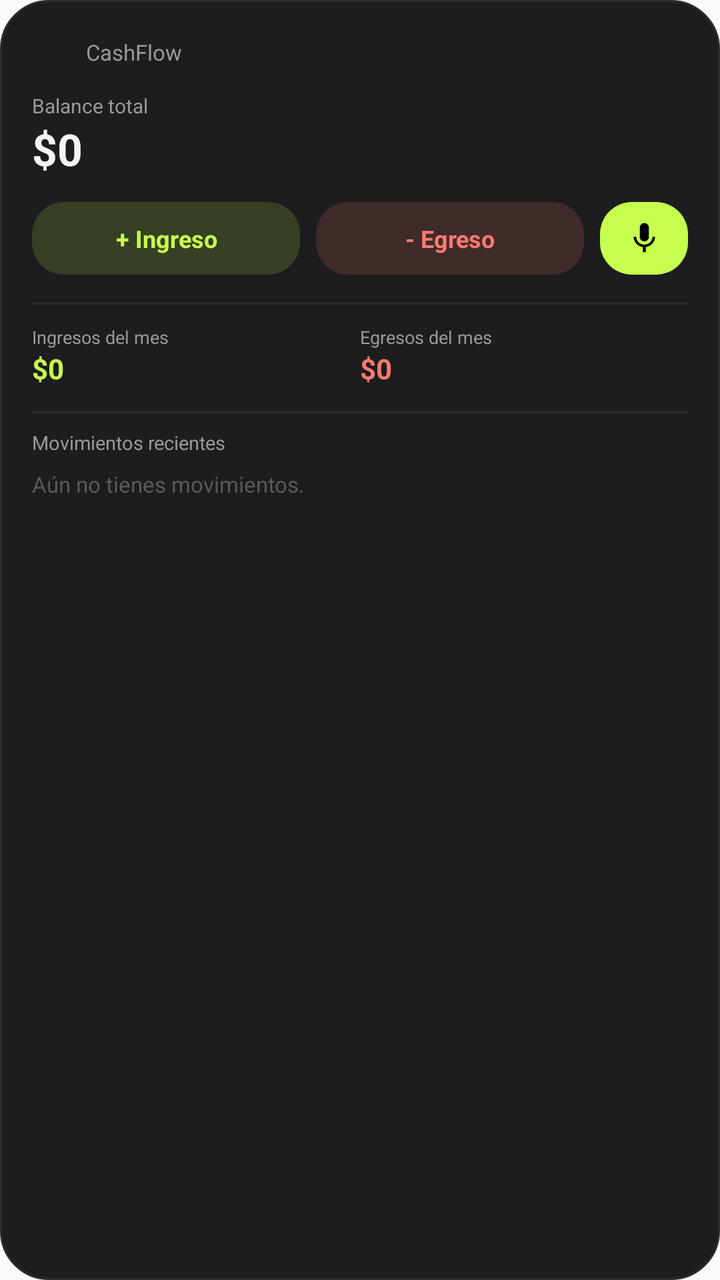
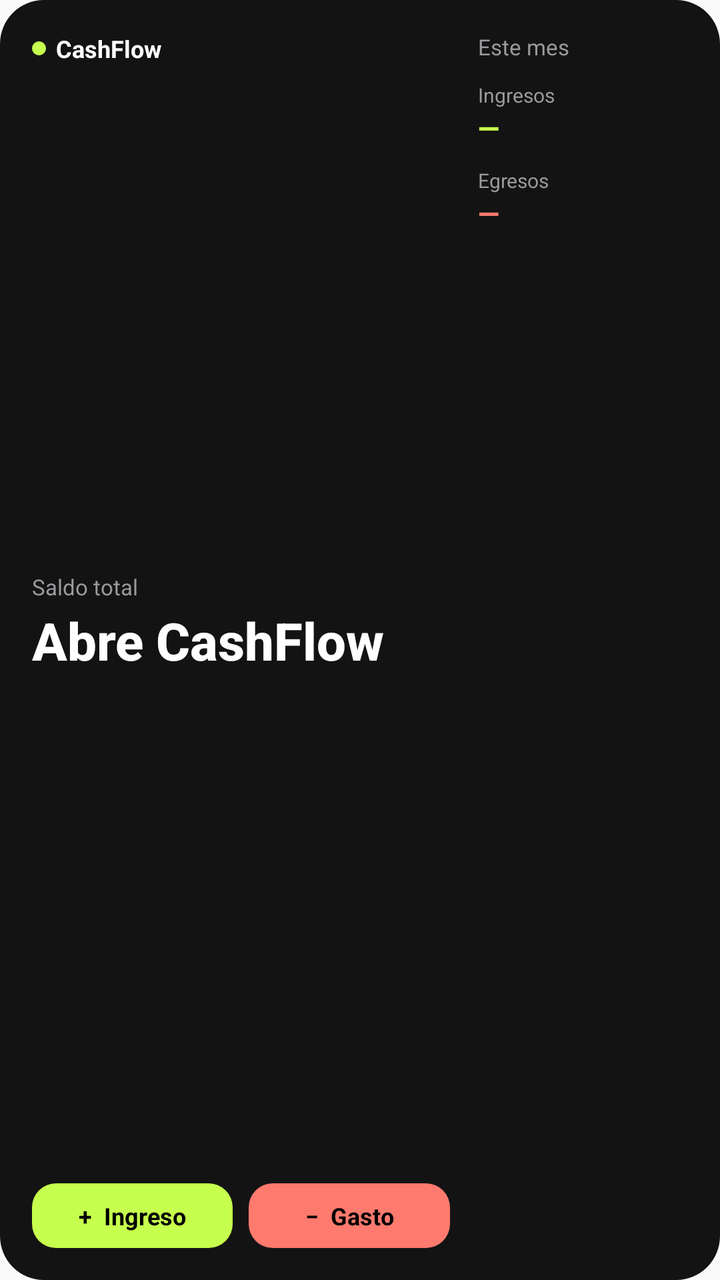

Screens rendered from an Android XML layout before and after an edit, with the pre-edit source and the edit as a unified diff.
<!-- AndroidManifest.xml: application theme AppTheme -->
<!-- res/layout/widget_cashflow_large.xml -->
<?xml version="1.0" encoding="utf-8"?>
<LinearLayout xmlns:android="http://schemas.android.com/apk/res/android"
    android:layout_width="match_parent"
    android:layout_height="match_parent"
    android:orientation="vertical"
    android:background="@drawable/widget_background"
    android:padding="16dp">

    
    <LinearLayout
        android:layout_width="match_parent"
        android:layout_height="wrap_content"
        android:orientation="horizontal"
        android:gravity="center_vertical">

        <ImageView
            android:layout_width="20dp"
            android:layout_height="20dp"
            android:src="@mipmap/ic_launcher"
            android:scaleType="fitCenter" />

        <TextView
            android:layout_width="wrap_content"
            android:layout_height="wrap_content"
            android:layout_marginStart="7dp"
            android:text="CashFlow"
            android:textColor="#9A9A9E"
            android:textSize="11sp" />
    </LinearLayout>

    
    <TextView
        android:layout_width="match_parent"
        android:layout_height="wrap_content"
        android:layout_marginTop="10dp"
        android:text="Balance total"
        android:textColor="#9A9A9E"
        android:textSize="10sp" />

    <TextView
        android:id="@+id/widget_balance"
        android:layout_width="match_parent"
        android:layout_height="wrap_content"
        android:text="$0"
        android:textColor="#F5F5F3"
        android:textSize="22sp"
        android:textStyle="bold" />

    
    <LinearLayout
        android:layout_width="match_parent"
        android:layout_height="wrap_content"
        android:layout_marginTop="12dp"
        android:orientation="horizontal">

        <TextView
            android:id="@+id/widget_btn_ingreso"
            android:layout_width="0dp"
            android:layout_height="wrap_content"
            android:layout_weight="1"
            android:layout_marginEnd="4dp"
            android:background="@drawable/widget_btn_ingreso"
            android:gravity="center"
            android:padding="10dp"
            android:text="+ Ingreso"
            android:textColor="#C6FF4D"
            android:textSize="12sp"
            android:textStyle="bold" />

        <TextView
            android:id="@+id/widget_btn_egreso"
            android:layout_width="0dp"
            android:layout_height="wrap_content"
            android:layout_weight="1"
            android:layout_marginStart="4dp"
            android:background="@drawable/widget_btn_egreso"
            android:gravity="center"
            android:padding="10dp"
            android:text="- Egreso"
            android:textColor="#FF7A6E"
            android:textSize="12sp"
            android:textStyle="bold" />

        
        <ImageView
            android:id="@+id/widget_btn_voz"
            android:layout_width="44dp"
            android:layout_height="match_parent"
            android:layout_marginStart="8dp"
            android:background="@drawable/widget_btn_voz"
            android:contentDescription="Anotar con voz"
            android:padding="9dp"
            android:src="@drawable/ic_mic" />
    </LinearLayout>

    
    <TextView
        android:layout_width="match_parent"
        android:layout_height="1dp"
        android:layout_marginTop="14dp"
        android:layout_marginBottom="10dp"
        android:background="#2C2C2F" />

    
    <LinearLayout
        android:layout_width="match_parent"
        android:layout_height="wrap_content"
        android:orientation="horizontal">

        <LinearLayout
            android:layout_width="0dp"
            android:layout_height="wrap_content"
            android:layout_weight="1"
            android:orientation="vertical">

            <TextView
                android:layout_width="wrap_content"
                android:layout_height="wrap_content"
                android:text="Ingresos del mes"
                android:textColor="#9A9A9E"
                android:textSize="9sp" />

            <TextView
                android:id="@+id/widget_ingresos_mes"
                android:layout_width="wrap_content"
                android:layout_height="wrap_content"
                android:text="$0"
                android:textColor="#C6FF4D"
                android:textSize="14sp"
                android:textStyle="bold" />
        </LinearLayout>

        <LinearLayout
            android:layout_width="0dp"
            android:layout_height="wrap_content"
            android:layout_weight="1"
            android:orientation="vertical">

            <TextView
                android:layout_width="wrap_content"
                android:layout_height="wrap_content"
                android:text="Egresos del mes"
                android:textColor="#9A9A9E"
                android:textSize="9sp" />

            <TextView
                android:id="@+id/widget_egresos_mes"
                android:layout_width="wrap_content"
                android:layout_height="wrap_content"
                android:text="$0"
                android:textColor="#FF7A6E"
                android:textSize="14sp"
                android:textStyle="bold" />
        </LinearLayout>
    </LinearLayout>

    
    <TextView
        android:layout_width="match_parent"
        android:layout_height="1dp"
        android:layout_marginTop="12dp"
        android:layout_marginBottom="8dp"
        android:background="#2C2C2F" />

    <TextView
        android:layout_width="match_parent"
        android:layout_height="wrap_content"
        android:layout_marginBottom="4dp"
        android:text="Movimientos recientes"
        android:textColor="#9A9A9E"
        android:textSize="9.5sp" />

    
    <TextView
        android:id="@+id/widget_reciente_1"
        android:layout_width="match_parent"
        android:layout_height="wrap_content"
        android:layout_marginTop="3dp"
        android:textColor="#D8D8D6"
        android:textSize="11.5sp"
        android:singleLine="true"
        android:ellipsize="end"
        android:visibility="gone" />

    <TextView
        android:id="@+id/widget_reciente_2"
        android:layout_width="match_parent"
        android:layout_height="wrap_content"
        android:layout_marginTop="3dp"
        android:textColor="#D8D8D6"
        android:textSize="11.5sp"
        android:singleLine="true"
        android:ellipsize="end"
        android:visibility="gone" />

    <TextView
        android:id="@+id/widget_reciente_3"
        android:layout_width="match_parent"
        android:layout_height="wrap_content"
        android:layout_marginTop="3dp"
        android:textColor="#D8D8D6"
        android:textSize="11.5sp"
        android:singleLine="true"
        android:ellipsize="end"
        android:visibility="gone" />

    <TextView
        android:id="@+id/widget_reciente_4"
        android:layout_width="match_parent"
        android:layout_height="wrap_content"
        android:layout_marginTop="3dp"
        android:textColor="#D8D8D6"
        android:textSize="11.5sp"
        android:singleLine="true"
        android:ellipsize="end"
        android:visibility="gone" />

    <TextView
        android:id="@+id/widget_reciente_vacio"
        android:layout_width="match_parent"
        android:layout_height="wrap_content"
        android:layout_marginTop="3dp"
        android:text="Aún no tienes movimientos."
        android:textColor="#5A5A5E"
        android:textSize="11sp" />
</LinearLayout>
<!-- resources referenced by this layout -->
<resources>
  <!-- drawable ic_mic (drawable) -->
  <?xml version="1.0" encoding="utf-8"?>
  <vector xmlns:android="http://schemas.android.com/apk/res/android"
      android:width="24dp"
      android:height="24dp"
      android:viewportWidth="24"
      android:viewportHeight="24">
      <path
          android:fillColor="#000000"
          android:pathData="M12,14c1.66,0 2.99,-1.34 2.99,-3L15,5c0,-1.66 -1.34,-3 -3,-3S9,3.34 9,5v6c0,1.66 1.34,3 3,3zM17.3,11c0,3 -2.54,5.1 -5.3,5.1S6.7,14 6.7,11L5,11c0,3.41 2.72,6.23 6,6.72L11,21h2v-3.28c3.28,-0.48 6,-3.3 6,-6.72h-1.7z" />
  </vector>
  <!-- drawable widget_background (drawable) -->
  <?xml version="1.0" encoding="utf-8"?>
  <shape xmlns:android="http://schemas.android.com/apk/res/android" android:shape="rectangle">
      <solid android:color="#1D1D1F" />
      <corners android:radius="24dp" />
      <stroke android:width="1dp" android:color="#2C2C2F" />
  </shape>
  <!-- drawable widget_btn_egreso (drawable) -->
  <?xml version="1.0" encoding="utf-8"?>
  <shape xmlns:android="http://schemas.android.com/apk/res/android" android:shape="rectangle">
      <solid android:color="#26FF7A6E" />
      <corners android:radius="16dp" />
  </shape>
  <!-- drawable widget_btn_ingreso (drawable) -->
  <?xml version="1.0" encoding="utf-8"?>
  <shape xmlns:android="http://schemas.android.com/apk/res/android" android:shape="rectangle">
      <solid android:color="#26C6FF4D" />
      <corners android:radius="16dp" />
  </shape>
  <!-- drawable widget_btn_voz (drawable) -->
  <?xml version="1.0" encoding="utf-8"?>
  <shape xmlns:android="http://schemas.android.com/apk/res/android" android:shape="rectangle">
      <solid android:color="#C6FF4D" />
      <corners android:radius="16dp" />
  </shape>
  <!-- mipmap ic_launcher (mipmap-anydpi-v26) -->
  <?xml version="1.0" encoding="utf-8"?>
  <adaptive-icon xmlns:android="http://schemas.android.com/apk/res/android">
      <background>
          <inset android:drawable="@mipmap/ic_launcher_background" android:inset="16.7%" />
      </background>
      <foreground>
          <inset android:drawable="@mipmap/ic_launcher_foreground" android:inset="16.7%" />
      </foreground>
  </adaptive-icon>
  <style name="AppTheme" parent="Theme.AppCompat.Light.DarkActionBar">
          
          <item name="colorPrimary">@color/colorPrimary</item>
          <item name="colorPrimaryDark">@color/colorPrimaryDark</item>
          <item name="colorAccent">@color/colorAccent</item>
      </style>
</resources>

<!-- the commit's change to res/layout/widget_cashflow_large.xml (unified diff, before → after) -->
@@ -1,226 +1,157 @@
 <?xml version="1.0" encoding="utf-8"?>
 <LinearLayout xmlns:android="http://schemas.android.com/apk/res/android"
+    android:id="@+id/widget_root"
     android:layout_width="match_parent"
     android:layout_height="match_parent"
-    android:orientation="vertical"
+    android:orientation="horizontal"
     android:background="@drawable/widget_background"
     android:padding="16dp">
 
     
     <LinearLayout
-        android:layout_width="match_parent"
-        android:layout_height="wrap_content"
-        android:orientation="horizontal"
-        android:gravity="center_vertical">
+        android:layout_width="0dp"
+        android:layout_height="match_parent"
+        android:layout_weight="1"
+        android:orientation="vertical">
 
-        <ImageView
-            android:layout_width="20dp"
-            android:layout_height="20dp"
-            android:src="@mipmap/ic_launcher"
-            android:scaleType="fitCenter" />
-
-        <TextView
+        <LinearLayout
             android:layout_width="wrap_content"
             android:layout_height="wrap_content"
-            android:layout_marginStart="7dp"
-            android:text="CashFlow"
-            android:textColor="#9A9A9E"
-            android:textSize="11sp" />
-    </LinearLayout>
+            android:orientation="horizontal"
+            android:gravity="center_vertical">
 
-    
-    <TextView
-        android:layout_width="match_parent"
-        android:layout_height="wrap_content"
-        android:layout_marginTop="10dp"
-        android:text="Balance total"
-        android:textColor="#9A9A9E"
-        android:textSize="10sp" />
-
-    <TextView
-        android:id="@+id/widget_balance"
-        android:layout_width="match_parent"
-        android:layout_height="wrap_content"
-        android:text="$0"
-        android:textColor="#F5F5F3"
-        android:textSize="22sp"
-        android:textStyle="bold" />
-
-    
-    <LinearLayout
-        android:layout_width="match_parent"
-        android:layout_height="wrap_content"
-        android:layout_marginTop="12dp"
-        android:orientation="horizontal">
-
-        <TextView
-            android:id="@+id/widget_btn_ingreso"
-            android:layout_width="0dp"
-            android:layout_height="wrap_content"
-            android:layout_weight="1"
-            android:layout_marginEnd="4dp"
-            android:background="@drawable/widget_btn_ingreso"
-            android:gravity="center"
-            android:padding="10dp"
-            android:text="+ Ingreso"
-            android:textColor="#C6FF4D"
-            android:textSize="12sp"
-            android:textStyle="bold" />
-
-        <TextView
-            android:id="@+id/widget_btn_egreso"
-            android:layout_width="0dp"
-            android:layout_height="wrap_content"
-            android:layout_weight="1"
-            android:layout_marginStart="4dp"
-            android:background="@drawable/widget_btn_egreso"
-            android:gravity="center"
-            android:padding="10dp"
-            android:text="- Egreso"
-            android:textColor="#FF7A6E"
-            android:textSize="12sp"
-            android:textStyle="bold" />
-
-        
-        <ImageView
-            android:id="@+id/widget_btn_voz"
-            android:layout_width="44dp"
-            android:layout_height="match_parent"
-            android:layout_marginStart="8dp"
-            android:background="@drawable/widget_btn_voz"
-            android:contentDescription="Anotar con voz"
-            android:padding="9dp"
-            android:src="@drawable/ic_mic" />
-    </LinearLayout>
-
-    
-    <TextView
-        android:layout_width="match_parent"
-        android:layout_height="1dp"
-        android:layout_marginTop="14dp"
-        android:layout_marginBottom="10dp"
-        android:background="#2C2C2F" />
-
-    
-    <LinearLayout
-        android:layout_width="match_parent"
-        android:layout_height="wrap_content"
-        android:orientation="horizontal">
-
-        <LinearLayout
-            android:layout_width="0dp"
-            android:layout_height="wrap_content"
-            android:layout_weight="1"
-            android:orientation="vertical">
+            <ImageView
+                android:layout_width="7dp"
+                android:layout_height="7dp"
+                android:src="@drawable/widget_punto_lima" />
 
             <TextView
                 android:layout_width="wrap_content"
                 android:layout_height="wrap_content"
-                android:text="Ingresos del mes"
-                android:textColor="#9A9A9E"
-                android:textSize="9sp" />
-
-            <TextView
-                android:id="@+id/widget_ingresos_mes"
-                android:layout_width="wrap_content"
-                android:layout_height="wrap_content"
-                android:text="$0"
-                android:textColor="#C6FF4D"
-                android:textSize="14sp"
+                android:layout_marginStart="5dp"
+                android:text="CashFlow"
+                android:textColor="#FFFFFF"
+                android:textSize="12sp"
                 android:textStyle="bold" />
         </LinearLayout>
 
         <LinearLayout
-            android:layout_width="0dp"
-            android:layout_height="wrap_content"
+            android:layout_width="match_parent"
+            android:layout_height="0dp"
             android:layout_weight="1"
-            android:orientation="vertical">
+            android:orientation="vertical"
+            android:gravity="center_vertical">
 
             <TextView
                 android:layout_width="wrap_content"
                 android:layout_height="wrap_content"
-                android:text="Egresos del mes"
+                android:text="Saldo total"
                 android:textColor="#9A9A9E"
-                android:textSize="9sp" />
+                android:textSize="11sp" />
 
             <TextView
-                android:id="@+id/widget_egresos_mes"
-                android:layout_width="wrap_content"
+                android:id="@+id/widget_balance"
+                android:layout_width="match_parent"
                 android:layout_height="wrap_content"
-                android:text="$0"
-                android:textColor="#FF7A6E"
-                android:textSize="14sp"
+                android:layout_marginTop="2dp"
+                android:text="Abre CashFlow"
+                android:textColor="#FFFFFF"
+                android:textSize="26sp"
+                android:fontFamily="sans-serif-medium"
+                android:textStyle="bold"
+                android:singleLine="true"
+                android:ellipsize="end" />
+        </LinearLayout>
+
+        <LinearLayout
+            android:layout_width="match_parent"
+            android:layout_height="wrap_content"
+            android:orientation="horizontal">
+
+            <TextView
+                android:id="@+id/widget_btn_ingreso"
+                android:layout_width="0dp"
+                android:layout_height="wrap_content"
+                android:layout_weight="1"
+                android:layout_marginEnd="4dp"
+                android:background="@drawable/widget_btn_ingreso"
+                android:gravity="center"
+                android:paddingTop="8dp"
+                android:paddingBottom="8dp"
+                android:text="+  Ingreso"
+                android:textColor="#000000"
+                android:textSize="12sp"
+                android:textStyle="bold" />
+
+            <TextView
+                android:id="@+id/widget_btn_egreso"
+                android:layout_width="0dp"
+                android:layout_height="wrap_content"
+                android:layout_weight="1"
+                android:layout_marginStart="4dp"
+                android:background="@drawable/widget_btn_egreso"
+                android:gravity="center"
+                android:paddingTop="8dp"
+                android:paddingBottom="8dp"
+                android:text="−  Gasto"
+                android:textColor="#000000"
+                android:textSize="12sp"
                 android:textStyle="bold" />
         </LinearLayout>
     </LinearLayout>
 
     
-    <TextView
-        android:layout_width="match_parent"
-        android:layout_height="1dp"
-        android:layout_marginTop="12dp"
-        android:layout_marginBottom="8dp"
-        android:background="#2C2C2F" />
+    <LinearLayout
+        android:layout_width="105dp"
+        android:layout_height="match_parent"
+        android:layout_marginStart="14dp"
+        android:orientation="vertical">
 
-    <TextView
-        android:layout_width="match_parent"
-        android:layout_height="wrap_content"
-        android:layout_marginBottom="4dp"
-        android:text="Movimientos recientes"
-        android:textColor="#9A9A9E"
-        android:textSize="9.5sp" />
+        <TextView
+            android:layout_width="wrap_content"
+            android:layout_height="wrap_content"
+            android:text="Este mes"
+            android:textColor="#9A9A9E"
+            android:textSize="11sp" />
 
-    
-    <TextView
-        android:id="@+id/widget_reciente_1"
-        android:layout_width="match_parent"
-        android:layout_height="wrap_content"
-        android:layout_marginTop="3dp"
-        android:textColor="#D8D8D6"
-        android:textSize="11.5sp"
-        android:singleLine="true"
-        android:ellipsize="end"
-        android:visibility="gone" />
+        <TextView
+            android:layout_width="wrap_content"
+            android:layout_height="wrap_content"
+            android:layout_marginTop="10dp"
+            android:text="Ingresos"
+            android:textColor="#9A9A9E"
+            android:textSize="10sp" />
 
-    <TextView
-        android:id="@+id/widget_reciente_2"
-        android:layout_width="match_parent"
-        android:layout_height="wrap_content"
-        android:layout_marginTop="3dp"
-        android:textColor="#D8D8D6"
-        android:textSize="11.5sp"
-        android:singleLine="true"
-        android:ellipsize="end"
-        android:visibility="gone" />
+        <TextView
+            android:id="@+id/widget_ingresos_mes"
+            android:layout_width="match_parent"
+            android:layout_height="wrap_content"
+            android:text="—"
+            android:textColor="#C6FF4D"
+            android:textSize="14sp"
+            android:fontFamily="sans-serif-medium"
+            android:textStyle="bold"
+            android:singleLine="true"
+            android:ellipsize="end" />
 
-    <TextView
-        android:id="@+id/widget_reciente_3"
-        android:layout_width="match_parent"
-        android:layout_height="wrap_content"
-        android:layout_marginTop="3dp"
-        android:textColor="#D8D8D6"
-        android:textSize="11.5sp"
-        android:singleLine="true"
-        android:ellipsize="end"
-        android:visibility="gone" />
+        <TextView
+            android:layout_width="wrap_content"
+            android:layout_height="wrap_content"
+            android:layout_marginTop="10dp"
+            android:text="Egresos"
+            android:textColor="#9A9A9E"
+            android:textSize="10sp" />
 
-    <TextView
-        android:id="@+id/widget_reciente_4"
-        android:layout_width="match_parent"
-        android:layout_height="wrap_content"
-        android:layout_marginTop="3dp"
-        android:textColor="#D8D8D6"
-        android:textSize="11.5sp"
-        android:singleLine="true"
-        android:ellipsize="end"
-        android:visibility="gone" />
-
-    <TextView
-        android:id="@+id/widget_reciente_vacio"
-        android:layout_width="match_parent"
-        android:layout_height="wrap_content"
-        android:layout_marginTop="3dp"
-        android:text="Aún no tienes movimientos."
-        android:textColor="#5A5A5E"
-        android:textSize="11sp" />
+        <TextView
+            android:id="@+id/widget_egresos_mes"
+            android:layout_width="match_parent"
+            android:layout_height="wrap_content"
+            android:text="—"
+            android:textColor="#FF7A6E"
+            android:textSize="14sp"
+            android:fontFamily="sans-serif-medium"
+            android:textStyle="bold"
+            android:singleLine="true"
+            android:ellipsize="end" />
+    </LinearLayout>
 </LinearLayout>
<!-- resource entries referenced after the edit -->
@@ -1,51 +1,29 @@
 <!-- resources referenced by this layout -->
 <resources>
-  <!-- drawable ic_mic (drawable) -->
-  <?xml version="1.0" encoding="utf-8"?>
-  <vector xmlns:android="http://schemas.android.com/apk/res/android"
-      android:width="24dp"
-      android:height="24dp"
-      android:viewportWidth="24"
-      android:viewportHeight="24">
-      <path
-          android:fillColor="#000000"
-          android:pathData="M12,14c1.66,0 2.99,-1.34 2.99,-3L15,5c0,-1.66 -1.34,-3 -3,-3S9,3.34 9,5v6c0,1.66 1.34,3 3,3zM17.3,11c0,3 -2.54,5.1 -5.3,5.1S6.7,14 6.7,11L5,11c0,3.41 2.72,6.23 6,6.72L11,21h2v-3.28c3.28,-0.48 6,-3.3 6,-6.72h-1.7z" />
-  </vector>
   <!-- drawable widget_background (drawable) -->
   <?xml version="1.0" encoding="utf-8"?>
   <shape xmlns:android="http://schemas.android.com/apk/res/android" android:shape="rectangle">
-      <solid android:color="#1D1D1F" />
-      <corners android:radius="24dp" />
-      <stroke android:width="1dp" android:color="#2C2C2F" />
+      <solid android:color="#131313" />
+      <corners android:radius="22dp" />
   </shape>
   <!-- drawable widget_btn_egreso (drawable) -->
   <?xml version="1.0" encoding="utf-8"?>
   <shape xmlns:android="http://schemas.android.com/apk/res/android" android:shape="rectangle">
-      <solid android:color="#26FF7A6E" />
-      <corners android:radius="16dp" />
+      <solid android:color="#FF7A6E" />
+      <corners android:radius="12dp" />
   </shape>
   <!-- drawable widget_btn_ingreso (drawable) -->
   <?xml version="1.0" encoding="utf-8"?>
   <shape xmlns:android="http://schemas.android.com/apk/res/android" android:shape="rectangle">
-      <solid android:color="#26C6FF4D" />
-      <corners android:radius="16dp" />
+      <solid android:color="#C6FF4D" />
+      <corners android:radius="12dp" />
   </shape>
-  <!-- drawable widget_btn_voz (drawable) -->
+  <!-- drawable widget_punto_lima (drawable) -->
   <?xml version="1.0" encoding="utf-8"?>
-  <shape xmlns:android="http://schemas.android.com/apk/res/android" android:shape="rectangle">
+  <shape xmlns:android="http://schemas.android.com/apk/res/android" android:shape="oval">
       <solid android:color="#C6FF4D" />
-      <corners android:radius="16dp" />
+      <size android:width="7dp" android:height="7dp" />
   </shape>
-  <!-- mipmap ic_launcher (mipmap-anydpi-v26) -->
-  <?xml version="1.0" encoding="utf-8"?>
-  <adaptive-icon xmlns:android="http://schemas.android.com/apk/res/android">
-      <background>
-          <inset android:drawable="@mipmap/ic_launcher_background" android:inset="16.7%" />
-      </background>
-      <foreground>
-          <inset android:drawable="@mipmap/ic_launcher_foreground" android:inset="16.7%" />
-      </foreground>
-  </adaptive-icon>
   <style name="AppTheme" parent="Theme.AppCompat.Light.DarkActionBar">
           
           <item name="colorPrimary">@color/colorPrimary</item>
